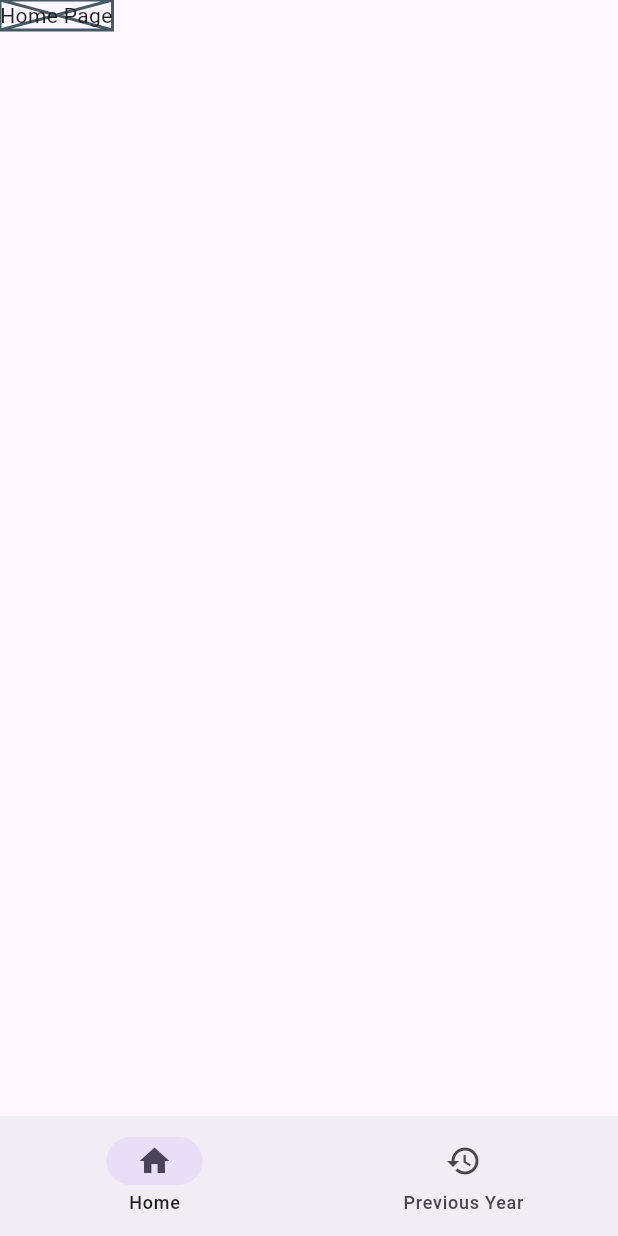
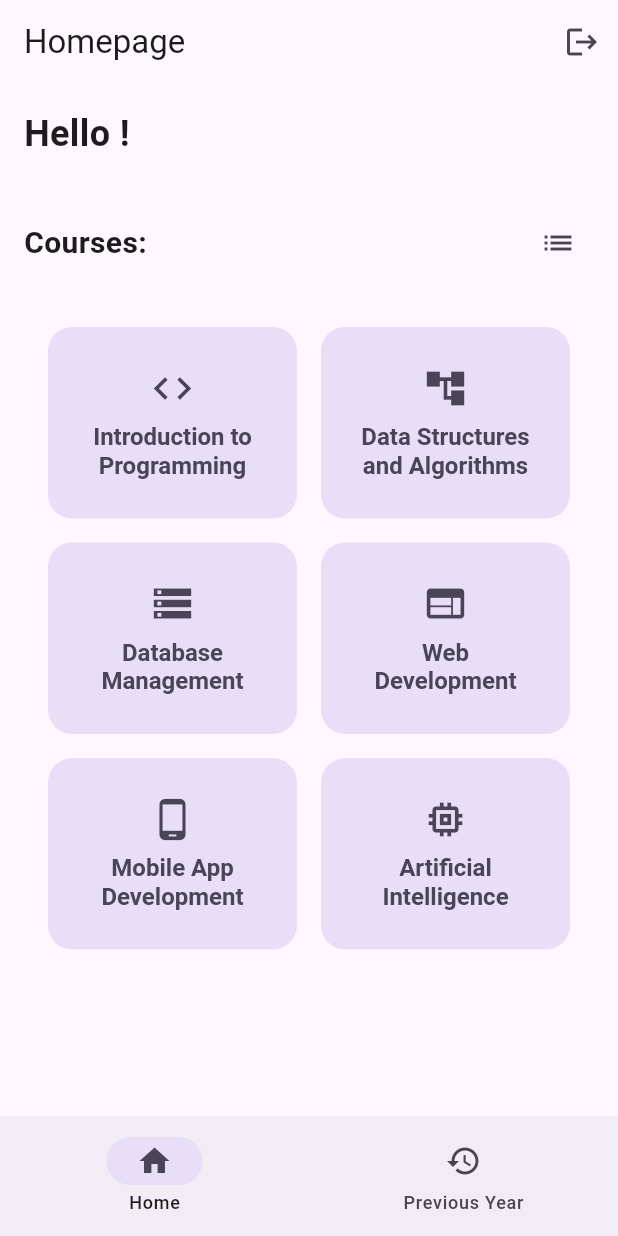
Before and after one commit to DotDev262/ResourceHUB, a Flutter app: the NavigationWidget screen opened directly, on a phone screen of 412 x 824 dp. Run offline on Flutter 3.47's test engine with Material 3 defaults, Android fonts, the light colour scheme and no system bars; drawn by our look-alikes of dynamic_color; our stand-ins replace flutter_dotenv, supabase_flutter; accounts and stored records are empty.

Commit message:
Added: Homepage

```diff
--- /dev/null
+++ b/lib/pages/home_page.dart
@@ -0,0 +1,209 @@
+import 'package:flutter/material.dart';
+import 'package:resourcehub/widgets/course_buttons_view.dart';
+import 'package:supabase_flutter/supabase_flutter.dart';
+import 'package:logging/logging.dart';
+
+final supabase = Supabase.instance.client;
+
+class UnifiedHomepage extends StatefulWidget {
+  const UnifiedHomepage({super.key});
+
+  @override
+  State<UnifiedHomepage> createState() => _UnifiedHomepageState();
+}
+
+class _UnifiedHomepageState extends State<UnifiedHomepage> {
+  bool _isGrid = true;
+  final Logger _logger = Logger('UnifiedHomepage');
+  String _greeting = "Hello!";
+  String? _userName;
+  String? _userRole; // To store the user's role
+
+  @override
+  void initState() {
+    super.initState();
+    _loadUserData();
+  }
+
+  Future<void> _loadUserData() async {
+    await _getUserData(); // Fetch both name and role
+  }
+
+  Future<void> _getUserData() async {
+    final user = supabase.auth.currentUser;
+    if (user != null) {
+      try {
+        final response = await supabase
+            .from('users') // Replace 'users' with your actual users table name
+            .select('name, role') // Select both name and role
+            .eq('id', user.id)
+            .single();
+
+        if (response != null && response is Map<String, dynamic>) {
+          setState(() {
+            _userName = response['name'] as String?;
+            _userRole = response['role'] as String?;
+            _updateGreeting();
+          });
+        } else {
+          _updateGreeting();
+        }
+      } catch (e) {
+        _logger.severe('Error fetching user data', e);
+        _updateGreeting();
+      }
+    } else {
+      _updateGreeting();
+    }
+  }
+
+  void _updateGreeting() {
+    setState(() {
+      if (_userName?.isNotEmpty == true) {
+        _greeting = "Hello ${_userName!}!";
+      } else {
+        final user = supabase.auth.currentUser;
+        _greeting = "Hello ${user?.email ?? 'User'}!";
+      }
+    });
+  }
+
+  Future<void> _showLogoutDialog() async {
+    final user = supabase.auth.currentUser;
+    final result = await showDialog<bool>(
+      context: context,
+      builder: (BuildContext dialogContext) {
+        return AlertDialog(
+          title: const Text('Logout'),
+          content: Column(
+            mainAxisSize: MainAxisSize.min,
+            crossAxisAlignment: CrossAxisAlignment.start,
+            children: [
+              Text('Logged in as: ${user?.email ?? 'Unknown'}'),
+              const SizedBox(height: 10),
+              const Text('Are you sure you want to logout?'),
+            ],
+          ),
+          actions: <Widget>[
+            TextButton(
+              child: const Text('Cancel'),
+              onPressed: () => Navigator.of(dialogContext).pop(false),
+            ),
+            TextButton(
+              child: const Text('Logout'),
+              onPressed: () => Navigator.of(dialogContext).pop(true),
+            ),
+          ],
+        );
+      },
+    );
+
+    if (result == true) {
+      try {
+        await supabase.auth.signOut();
+        if (mounted) {
+          Navigator.pushReplacementNamed(context, '/login');
+        }
+      } catch (e) {
+        _logger.severe('Error during logout', e);
+        if (mounted) {
+          ScaffoldMessenger.of(context).showSnackBar(
+            const SnackBar(content: Text('Error signing out')),
+          );
+        }
+      }
+    }
+  }
+
+  void _onCoursePressed(BuildContext context, String courseTitle) {
+    _logger.info('Course pressed: $courseTitle');
+    ScaffoldMessenger.of(context).showSnackBar(SnackBar(content: Text('Pressed: $courseTitle')));
+  }
+
+  void _onUploadButtonPressed() {
+    _logger.info('Upload button pressed');
+    ScaffoldMessenger.of(context).showSnackBar(
+      const SnackBar(content: Text('Upload functionality will be implemented here.')),
+    );
+    // Here you would navigate to an upload screen or show a dialog for adding links.
+  }
+
+  @override
+  Widget build(BuildContext context) {
+    return Scaffold(
+      appBar: AppBar(
+        title: const Text('Homepage'),
+        actions: [
+          IconButton(
+            icon: const Icon(Icons.logout),
+            onPressed: _showLogoutDialog,
+          ),
+        ],
+        scrolledUnderElevation: 0.0,
+        surfaceTintColor: Colors.transparent,
+      ),
+      body: Padding(
+        padding: const EdgeInsets.all(16.0),
+        child: SingleChildScrollView(
+          child: Column(
+            crossAxisAlignment: CrossAxisAlignment.start,
+            children: [
+              Text(
+                _greeting,
+                style: const TextStyle(
+                  fontSize: 24,
+                  fontWeight: FontWeight.bold,
+                ),
+              ),
+              const SizedBox(height: 16),
+              if (_userRole == 'Faculty') // Conditional button for faculty
+                Padding(
+                  padding: const EdgeInsets.only(bottom: 16.0),
+                  child: ElevatedButton.icon(
+                    onPressed: _onUploadButtonPressed,
+                    icon: const Icon(Icons.upload_file),
+                    label: const Text('Upload Links'),
+                  ),
+                ),
+              const SizedBox(height: 16),
+              Row(
+                mainAxisAlignment: MainAxisAlignment.spaceBetween,
+                children: [
+                  const Text(
+                    'Courses:',
+                    style: TextStyle(fontSize: 20, fontWeight: FontWeight.bold),
+                  ),
+                  IconButton(
+                    icon: Icon(_isGrid ? Icons.list : Icons.grid_view),
+                    onPressed: () => setState(() => _isGrid = !_isGrid),
+                  ),
+                ],
+              ),
+              const SizedBox(height: 16),
+              CourseButtonsView(
+                courseTitles: const [
+                  'Introduction to Programming',
+                  'Data Structures and Algorithms',
+                  'Database Management',
+                  'Web Development',
+                  'Mobile App Development',
+                  'Artificial Intelligence',
+                ],
+                courseIcons: const [
+                  Icons.code,
+                  Icons.account_tree,
+                  Icons.storage,
+                  Icons.web,
+                  Icons.phone_android,
+                  Icons.memory,
+                ],
+                onCoursePressed: (courseTitle) => _onCoursePressed(context, courseTitle),
+                isGrid: _isGrid,
+              ),
+            ],
+          ),
+        ),
+      ),
+    );
+  }
+}
--- /dev/null
+++ b/lib/widgets/course_buttons_view.dart
@@ -0,0 +1,90 @@
+import 'package:flutter/material.dart';
+import 'package:logging/logging.dart';
+
+class CourseButtonsView extends StatelessWidget {
+  final List<String> courseTitles;
+  final Function(String) onCoursePressed;
+  final bool isGrid;
+  final List<IconData> courseIcons;
+  final Logger _logger = Logger('CourseButtonsView');
+
+  // Create a reusable ButtonStyle
+  static final ButtonStyle _courseButtonStyle = FilledButton.styleFrom(
+    shape: RoundedRectangleBorder(
+      borderRadius: BorderRadius.circular(16),
+    ),
+    padding: const EdgeInsets.all(20),
+    textStyle: const TextStyle(fontWeight: FontWeight.w600, fontSize: 16),
+  );
+
+  CourseButtonsView({ // Removed const
+    super.key,
+    required this.courseTitles,
+    required this.onCoursePressed,
+    this.isGrid = true,
+    required this.courseIcons,
+  });
+
+  @override
+  Widget build(BuildContext context) {
+    _logger.fine(
+        'Building CourseButtonsView with ${courseTitles.length} courses');
+    if (isGrid) {
+      return LayoutBuilder(
+        builder: (context, constraints) {
+          return GridView.builder(
+            shrinkWrap: true,
+            physics: const NeverScrollableScrollPhysics(),
+            gridDelegate: const SliverGridDelegateWithFixedCrossAxisCount(
+              crossAxisCount: 2,
+              crossAxisSpacing: 16,
+              mainAxisSpacing: 16,
+              childAspectRatio: 1.3,
+            ),
+            padding: const EdgeInsets.all(16),
+            itemCount: courseTitles.length,
+            itemBuilder: (context, index) {
+              return _buildCourseButton(
+                  context, courseTitles[index], courseIcons[index]);
+            },
+          );
+        },
+      );
+    } else {
+      return ListView.builder(
+        shrinkWrap: true,
+        physics: const NeverScrollableScrollPhysics(),
+        padding: const EdgeInsets.all(16),
+        itemCount: courseTitles.length,
+        itemBuilder: (context, index) {
+          return Padding(
+            padding: const EdgeInsets.symmetric(vertical: 8.0),
+            child: _buildCourseButton(
+                context, courseTitles[index], courseIcons[index]),
+          );
+        },
+      );
+    }
+  }
+
+  Widget _buildCourseButton(
+      BuildContext context, String title, IconData icon) {
+    return FilledButton.tonal(
+      onPressed: () => onCoursePressed(title),
+      style: _courseButtonStyle, // Use the reusable ButtonStyle
+      child: Column(
+        mainAxisSize: MainAxisSize.min,
+        children: <Widget>[
+          Icon(icon, size: 30),
+          const SizedBox(height: 8),
+          Text(
+            title,
+            textAlign: TextAlign.center,
+            overflow: TextOverflow.ellipsis,
+            maxLines: 2,
+          ),
+        ],
+      ),
+    );
+  }
+}
--- a/lib/widgets/navigation_widget.dart
+++ b/lib/widgets/navigation_widget.dart
@@ -1,5 +1,5 @@
 import 'package:flutter/material.dart';
-// import 'package:resourcehub/pages/homepage.dart'; // Placeholder import
+import 'package:resourcehub/pages/home_page.dart'; // Import your UnifiedHomepage
 // import 'package:resourcehub/pages/previous_year_papers_page.dart'; // Placeholder import
 
 class NavigationWidget extends StatefulWidget {
@@ -12,11 +12,8 @@ class NavigationWidget extends StatefulWidget {
 class _NavigationWidgetState extends State<NavigationWidget> {
   int _selectedIndex = 0;
 
-  // Keep instances of the pages to prevent rebuilding on each tap.
-  // This assumes that the state within these pages is managed correctly
-  // and they can remain in memory without issues.
   final List<Widget> _widgetOptions = <Widget>[
-    const Placeholder(child: Text('Home Page')), // Placeholder for UnifiedHomepage
+    const UnifiedHomepage(), // Use your UnifiedHomepage here
     const Placeholder(child: Text('Previous Year Papers Page')), // Placeholder for PreviousYearPapersPage
   ];
 
```
Also changed, not shown: lib/main.dart (+43 -8 lines).
